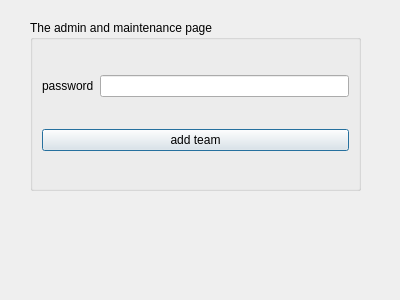
This is admin.ui in Santiago-F1/Fall2022-CS3A-QT-Project1 as Qt 5 draws it before an edit. The edited form follows.
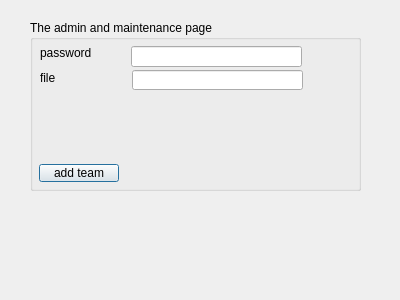
This is the edited form.

What changed in the file:
```diff
--- a/admin.ui
+++ b/admin.ui
@@ -25,29 +25,65 @@
    <property name="title">
     <string>The admin and maintenance page</string>
    </property>
-   <layout class="QVBoxLayout" name="verticalLayout">
-    <item>
-     <layout class="QHBoxLayout" name="horizontalLayout">
-      <item>
-       <widget class="QLabel" name="label">
-        <property name="text">
-         <string>password</string>
-        </property>
-       </widget>
-      </item>
-      <item>
-       <widget class="QLineEdit" name="lineEdit_Admin"/>
-      </item>
-     </layout>
-    </item>
-    <item>
-     <widget class="QPushButton" name="pushButton">
-      <property name="text">
-       <string>add team</string>
-      </property>
-     </widget>
-    </item>
-   </layout>
+   <widget class="QPushButton" name="pushButton">
+    <property name="geometry">
+     <rect>
+      <x>9</x>
+      <y>144</y>
+      <width>80</width>
+      <height>18</height>
+     </rect>
+    </property>
+    <property name="text">
+     <string>add team</string>
+    </property>
+   </widget>
+   <widget class="QLineEdit" name="lineEdit_txt">
+    <property name="geometry">
+     <rect>
+      <x>102</x>
+      <y>50</y>
+      <width>171</width>
+      <height>20</height>
+     </rect>
+    </property>
+   </widget>
+   <widget class="QLabel" name="label">
+    <property name="geometry">
+     <rect>
+      <x>10</x>
+      <y>25</y>
+      <width>71</width>
+      <height>16</height>
+     </rect>
+    </property>
+    <property name="text">
+     <string>password</string>
+    </property>
+   </widget>
+   <widget class="QLineEdit" name="lineEdit_Admin">
+    <property name="geometry">
+     <rect>
+      <x>101</x>
+      <y>26</y>
+      <width>171</width>
+      <height>21</height>
+     </rect>
+    </property>
+   </widget>
+   <widget class="QLabel" name="label_2">
+    <property name="geometry">
+     <rect>
+      <x>10</x>
+      <y>50</y>
+      <width>61</width>
+      <height>16</height>
+     </rect>
+    </property>
+    <property name="text">
+     <string>file</string>
+    </property>
+   </widget>
   </widget>
  </widget>
  <resources/>
```
